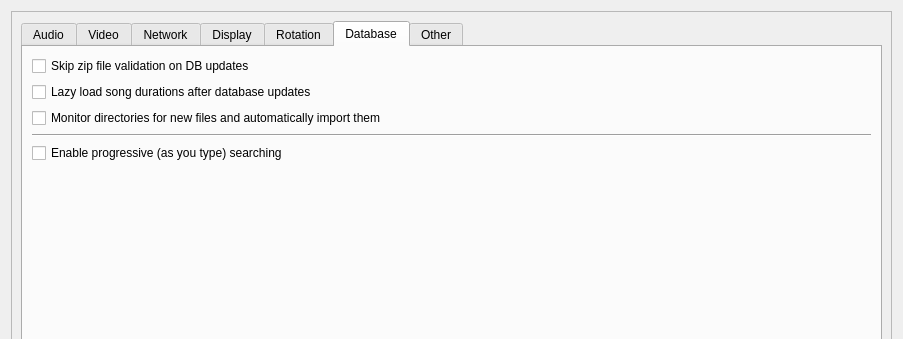
The window that OpenKJ/dlgsettings.ui (OpenKJ/OpenKJ) describes before a commit, drawn with Qt 5; both pictures show x 0 to 903 and y 0 to 339 of the 903 by 775 pixel window.
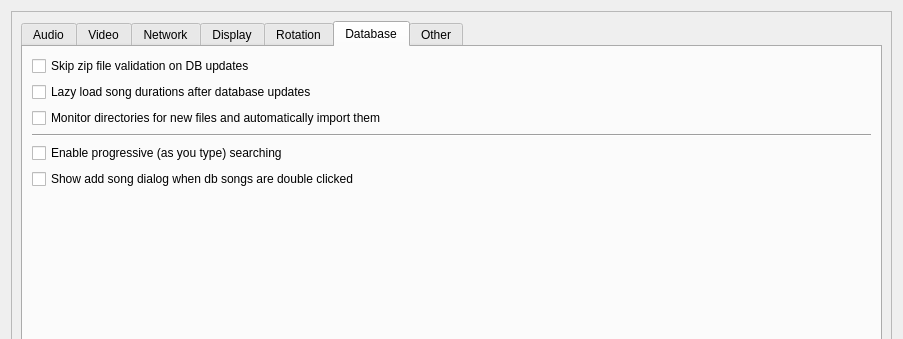
The same window after the commit. The open tabs and pages were chosen to show the change. Icons and pictures are not drawn.

Commit message: Add optional add song dlg on double click.  Save and sync rotation add position selection (fair/bottom/next)

What changed in the file:
```diff
--- a/OpenKJ/dlgsettings.ui
+++ b/OpenKJ/dlgsettings.ui
@@ -1466,6 +1466,16 @@
               </property>
              </widget>
             </item>
+            <item>
+             <widget class="QCheckBox" name="checkBoxShowAddDlgOnDbDblclk">
+              <property name="toolTip">
+               <string>&lt;html&gt;&lt;head/&gt;&lt;body&gt;&lt;p&gt;If checked, shows a dialog for adding songs when songs in the database list are double clicked.&lt;/p&gt;&lt;p&gt;&lt;br/&gt;&lt;/p&gt;&lt;p&gt;If unchecked, the song will be added to whichever singer is selected at the time. (default behavior)&lt;/p&gt;&lt;/body&gt;&lt;/html&gt;</string>
+              </property>
+              <property name="text">
+               <string>Show add song dialog when db songs are double clicked</string>
+              </property>
+             </widget>
+            </item>
             <item>
              <spacer name="verticalSpacer_9">
               <property name="orientation">
```
Left out of the diff: 2 changed lines with no effect on the pictures. The commit also changes 18 other files.
